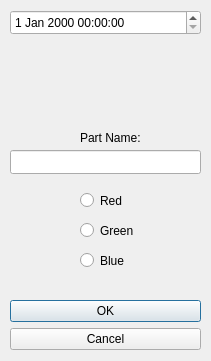
The window that worksheet6/QTproject/optiondialog.ui (ABokanan/2025_eeyab13) describes before a commit, drawn with Qt 5.
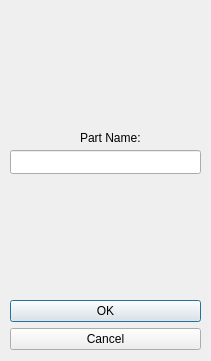
The same window after the commit.

Diff of the .ui file:
```diff
--- a/worksheet6/QTproject/optiondialog.ui
+++ b/worksheet6/QTproject/optiondialog.ui
@@ -39,55 +39,6 @@
     </rect>
    </property>
   </widget>
-  <widget class="QRadioButton" name="radioButton">
-   <property name="geometry">
-    <rect>
-     <x>80</x>
-     <y>190</y>
-     <width>111</width>
-     <height>21</height>
-    </rect>
-   </property>
-   <property name="text">
-    <string>Red</string>
-   </property>
-  </widget>
-  <widget class="QRadioButton" name="radioButton_2">
-   <property name="geometry">
-    <rect>
-     <x>80</x>
-     <y>220</y>
-     <width>90</width>
-     <height>21</height>
-    </rect>
-   </property>
-   <property name="text">
-    <string>Green</string>
-   </property>
-  </widget>
-  <widget class="QRadioButton" name="radioButton_3">
-   <property name="geometry">
-    <rect>
-     <x>80</x>
-     <y>250</y>
-     <width>90</width>
-     <height>21</height>
-    </rect>
-   </property>
-   <property name="text">
-    <string>Blue</string>
-   </property>
-  </widget>
-  <widget class="QDateTimeEdit" name="dateTimeEdit">
-   <property name="geometry">
-    <rect>
-     <x>10</x>
-     <y>10</y>
-     <width>191</width>
-     <height>25</height>
-    </rect>
-   </property>
-  </widget>
   <widget class="QLabel" name="label">
    <property name="geometry">
     <rect>
```
